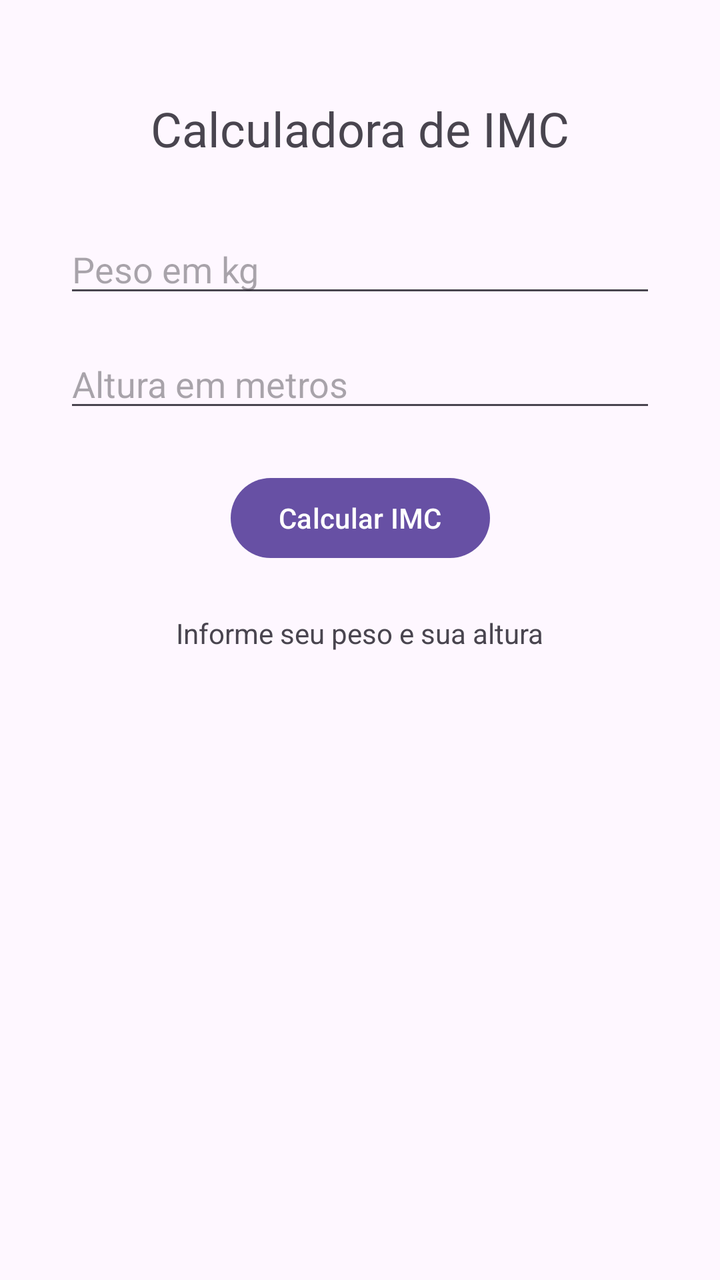
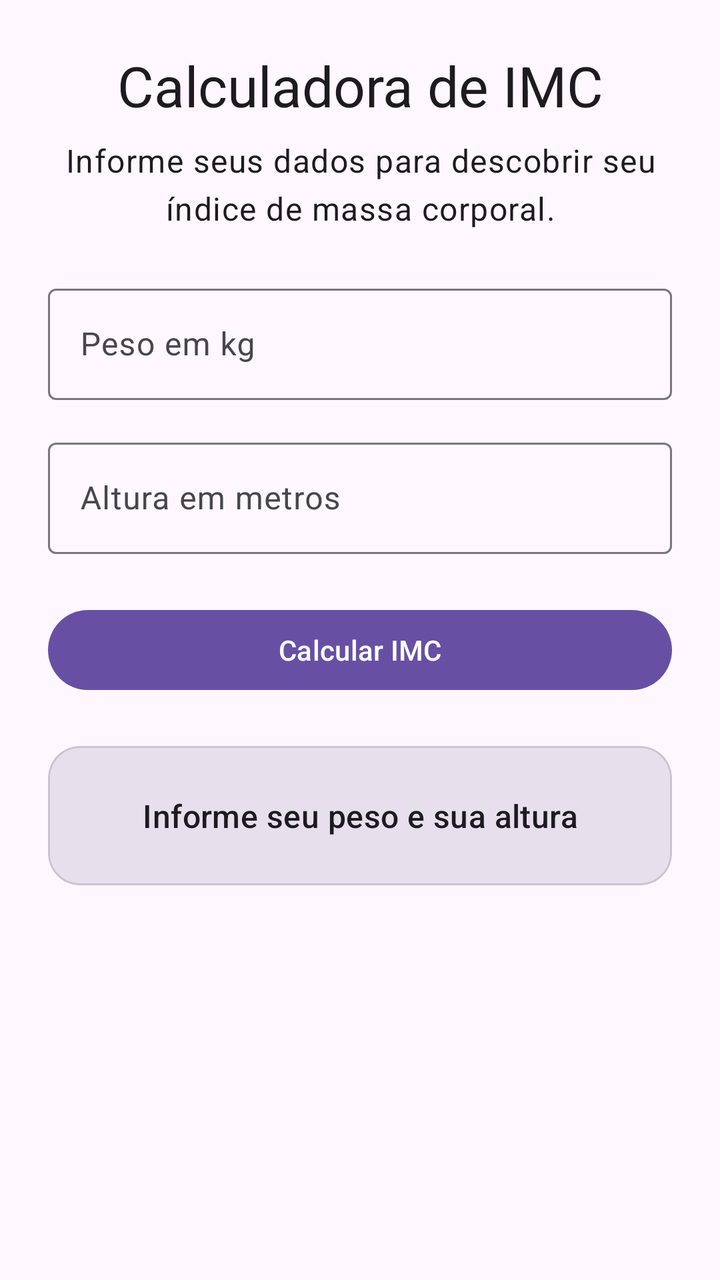

The first picture is an Android layout as it rendered before a commit; the second is the same layout after the commit. The layout source and the unified diff follow.
<!-- AndroidManifest.xml: application theme Theme.ImcApp -->
<!-- res/layout/activity_main.xml -->
<?xml version="1.0" encoding="utf-8"?>
<androidx.constraintlayout.widget.ConstraintLayout xmlns:android="http://schemas.android.com/apk/res/android"
    xmlns:app="http://schemas.android.com/apk/res-auto"
    xmlns:tools="http://schemas.android.com/tools"
    android:id="@+id/main"
    android:layout_width="match_parent"
    android:layout_height="match_parent"
    tools:context=".MainActivity">

    <TextView
        android:id="@+id/textoMensagem"
        android:layout_width="wrap_content"
        android:layout_height="wrap_content"
        android:layout_marginTop="48dp"
        android:text="@string/titulo_calculadora"
        android:textSize="24sp"
        app:layout_constraintEnd_toEndOf="parent"
        app:layout_constraintStart_toStartOf="parent"
        app:layout_constraintTop_toTopOf="parent" />

    <EditText
        android:id="@+id/campoPeso"
        android:layout_width="0dp"
        android:layout_height="wrap_content"
        android:layout_marginStart="32dp"
        android:layout_marginTop="32dp"
        android:layout_marginEnd="32dp"
        android:hint="@string/dica_peso"
        android:inputType="numberDecimal"
        app:layout_constraintEnd_toEndOf="parent"
        app:layout_constraintStart_toStartOf="parent"
        app:layout_constraintTop_toBottomOf="@id/textoMensagem" />

    <EditText
        android:id="@+id/campoAltura"
        android:layout_width="0dp"
        android:layout_height="wrap_content"
        android:layout_marginStart="32dp"
        android:layout_marginTop="16dp"
        android:layout_marginEnd="32dp"
        android:hint="@string/dica_altura"
        android:inputType="numberDecimal"
        app:layout_constraintEnd_toEndOf="parent"
        app:layout_constraintStart_toStartOf="parent"
        app:layout_constraintTop_toBottomOf="@id/campoPeso" />

    <Button
        android:id="@+id/botaoCalcular"
        android:layout_width="wrap_content"
        android:layout_height="wrap_content"
        android:layout_marginTop="24dp"
        android:text="@string/botao_calcular"
        app:layout_constraintEnd_toEndOf="parent"
        app:layout_constraintStart_toStartOf="parent"
        app:layout_constraintTop_toBottomOf="@id/campoAltura" />

    <TextView
        android:id="@+id/textoResultado"
        android:layout_width="wrap_content"
        android:layout_height="wrap_content"
        android:layout_marginTop="24dp"
        android:text="@string/resultado_aguardando"
        app:layout_constraintEnd_toEndOf="parent"
        app:layout_constraintStart_toStartOf="parent"
        app:layout_constraintTop_toBottomOf="@id/botaoCalcular" />
</androidx.constraintlayout.widget.ConstraintLayout>
<!-- resources referenced by this layout -->
<resources>
  <string name="botao_calcular">Calcular IMC</string>
  <string name="dica_altura">Altura em metros</string>
  <string name="dica_peso">Peso em kg</string>
  <string name="resultado_aguardando">Informe seu peso e sua altura</string>
  <string name="titulo_calculadora">Calculadora de IMC</string>
  <style name="Theme.ImcApp" parent="Base.Theme.ImcApp" />
  <style name="Base.Theme.ImcApp" parent="Theme.Material3.DayNight.NoActionBar">
          
          
      </style>
</resources>

<!-- the commit's change to res/layout/activity_main.xml (unified diff, before → after) -->
@@ -1,66 +1,96 @@
 <?xml version="1.0" encoding="utf-8"?>
-<androidx.constraintlayout.widget.ConstraintLayout xmlns:android="http://schemas.android.com/apk/res/android"
+<ScrollView xmlns:android="http://schemas.android.com/apk/res/android"
     xmlns:app="http://schemas.android.com/apk/res-auto"
     xmlns:tools="http://schemas.android.com/tools"
     android:id="@+id/main"
     android:layout_width="match_parent"
     android:layout_height="match_parent"
+    android:fillViewport="true"
     tools:context=".MainActivity">
 
-    <TextView
-        android:id="@+id/textoMensagem"
-        android:layout_width="wrap_content"
+    <LinearLayout
+        android:layout_width="match_parent"
         android:layout_height="wrap_content"
-        android:layout_marginTop="48dp"
-        android:text="@string/titulo_calculadora"
-        android:textSize="24sp"
-        app:layout_constraintEnd_toEndOf="parent"
-        app:layout_constraintStart_toStartOf="parent"
-        app:layout_constraintTop_toTopOf="parent" />
+        android:gravity="center_horizontal"
+        android:orientation="vertical"
+        android:padding="@dimen/espacamento_pagina">
 
-    <EditText
-        android:id="@+id/campoPeso"
-        android:layout_width="0dp"
-        android:layout_height="wrap_content"
-        android:layout_marginStart="32dp"
-        android:layout_marginTop="32dp"
-        android:layout_marginEnd="32dp"
-        android:hint="@string/dica_peso"
-        android:inputType="numberDecimal"
-        app:layout_constraintEnd_toEndOf="parent"
-        app:layout_constraintStart_toStartOf="parent"
-        app:layout_constraintTop_toBottomOf="@id/textoMensagem" />
+        <TextView
+            android:id="@+id/textoMensagem"
+            android:layout_width="match_parent"
+            android:layout_height="wrap_content"
+            android:gravity="center"
+            android:text="@string/titulo_calculadora"
+            android:textAppearance="@style/TextAppearance.Material3.HeadlineMedium" />
 
-    <EditText
-        android:id="@+id/campoAltura"
-        android:layout_width="0dp"
-        android:layout_height="wrap_content"
-        android:layout_marginStart="32dp"
-        android:layout_marginTop="16dp"
-        android:layout_marginEnd="32dp"
-        android:hint="@string/dica_altura"
-        android:inputType="numberDecimal"
-        app:layout_constraintEnd_toEndOf="parent"
-        app:layout_constraintStart_toStartOf="parent"
-        app:layout_constraintTop_toBottomOf="@id/campoPeso" />
+        <TextView
+            android:layout_width="match_parent"
+            android:layout_height="wrap_content"
+            android:layout_marginTop="@dimen/espacamento_pequeno"
+            android:gravity="center"
+            android:text="@string/descricao_calculadora"
+            android:textAppearance="@style/TextAppearance.Material3.BodyLarge" />
 
-    <Button
-        android:id="@+id/botaoCalcular"
-        android:layout_width="wrap_content"
-        android:layout_height="wrap_content"
-        android:layout_marginTop="24dp"
-        android:text="@string/botao_calcular"
-        app:layout_constraintEnd_toEndOf="parent"
-        app:layout_constraintStart_toStartOf="parent"
-        app:layout_constraintTop_toBottomOf="@id/campoAltura" />
+        <com.google.android.material.textfield.TextInputLayout
+            android:layout_width="match_parent"
+            android:layout_height="wrap_content"
+            android:layout_marginTop="@dimen/espacamento_grande"
+            android:hint="@string/dica_peso"
+            app:boxBackgroundMode="outline"
+            app:suffixText="@string/unidade_quilograma">
 
-    <TextView
-        android:id="@+id/textoResultado"
-        android:layout_width="wrap_content"
-        android:layout_height="wrap_content"
-        android:layout_marginTop="24dp"
-        android:text="@string/resultado_aguardando"
-        app:layout_constraintEnd_toEndOf="parent"
-        app:layout_constraintStart_toStartOf="parent"
-        app:layout_constraintTop_toBottomOf="@id/botaoCalcular" />
-</androidx.constraintlayout.widget.ConstraintLayout>
+            <com.google.android.material.textfield.TextInputEditText
+                android:id="@+id/campoPeso"
+                android:layout_width="match_parent"
+                android:layout_height="wrap_content"
+                android:imeOptions="actionNext"
+                android:inputType="numberDecimal"
+                android:maxLines="1" />
+        </com.google.android.material.textfield.TextInputLayout>
+
+        <com.google.android.material.textfield.TextInputLayout
+            android:layout_width="match_parent"
+            android:layout_height="wrap_content"
+            android:layout_marginTop="@dimen/espacamento_medio"
+            android:hint="@string/dica_altura"
+            app:boxBackgroundMode="outline"
+            app:suffixText="@string/unidade_metro">
+
+            <com.google.android.material.textfield.TextInputEditText
+                android:id="@+id/campoAltura"
+                android:layout_width="match_parent"
+                android:layout_height="wrap_content"
+                android:imeOptions="actionDone"
+                android:inputType="numberDecimal"
+                android:maxLines="1" />
+        </com.google.android.material.textfield.TextInputLayout>
+
+        <com.google.android.material.button.MaterialButton
+            android:id="@+id/botaoCalcular"
+            android:layout_width="match_parent"
+            android:layout_height="wrap_content"
+            android:layout_marginTop="@dimen/espacamento_grande"
+            android:minHeight="@dimen/altura_minima_toque"
+            android:text="@string/botao_calcular" />
+
+        <com.google.android.material.card.MaterialCardView
+            android:layout_width="match_parent"
+            android:layout_height="wrap_content"
+            android:layout_marginTop="@dimen/espacamento_grande"
+            app:cardBackgroundColor="?attr/colorSurfaceVariant"
+            app:cardCornerRadius="@dimen/raio_cartao"
+            app:cardElevation="0dp">
+
+            <TextView
+                android:id="@+id/textoResultado"
+                android:layout_width="match_parent"
+                android:layout_height="wrap_content"
+                android:accessibilityLiveRegion="polite"
+                android:gravity="center"
+                android:importantForAccessibility="yes"
+                android:padding="@dimen/espacamento_grande"
+                android:text="@string/resultado_aguardando"
+                android:textAppearance="@style/TextAppearance.Material3.TitleMedium" />
+        </com.google.android.material.card.MaterialCardView>
+    </LinearLayout>
+</ScrollView>
<!-- resource entries referenced after the edit -->
@@ -1,10 +1,19 @@
 <!-- resources referenced by this layout -->
 <resources>
+  <dimen name="altura_minima_toque">48dp</dimen>
+  <dimen name="espacamento_grande">24dp</dimen>
+  <dimen name="espacamento_medio">16dp</dimen>
+  <dimen name="espacamento_pagina">24dp</dimen>
+  <dimen name="espacamento_pequeno">8dp</dimen>
+  <dimen name="raio_cartao">16dp</dimen>
   <string name="botao_calcular">Calcular IMC</string>
+  <string name="descricao_calculadora">Informe seus dados para descobrir seu índice de massa corporal.</string>
   <string name="dica_altura">Altura em metros</string>
   <string name="dica_peso">Peso em kg</string>
   <string name="resultado_aguardando">Informe seu peso e sua altura</string>
   <string name="titulo_calculadora">Calculadora de IMC</string>
+  <string name="unidade_metro">m</string>
+  <string name="unidade_quilograma">kg</string>
   <style name="Theme.ImcApp" parent="Base.Theme.ImcApp" />
   <style name="Base.Theme.ImcApp" parent="Theme.Material3.DayNight.NoActionBar">
           
